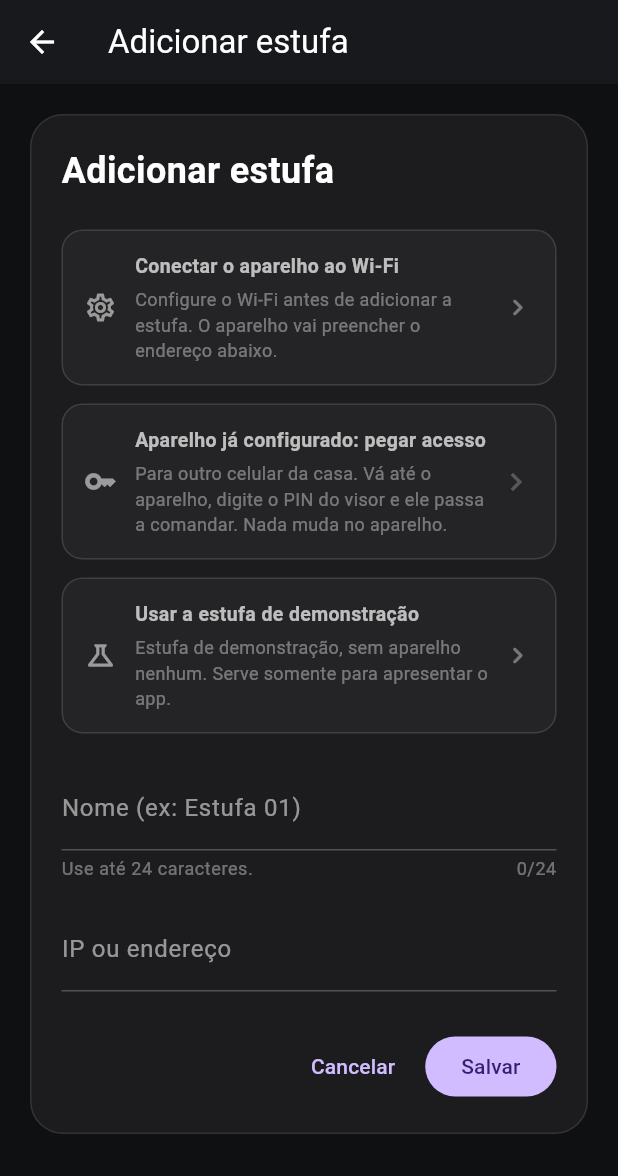
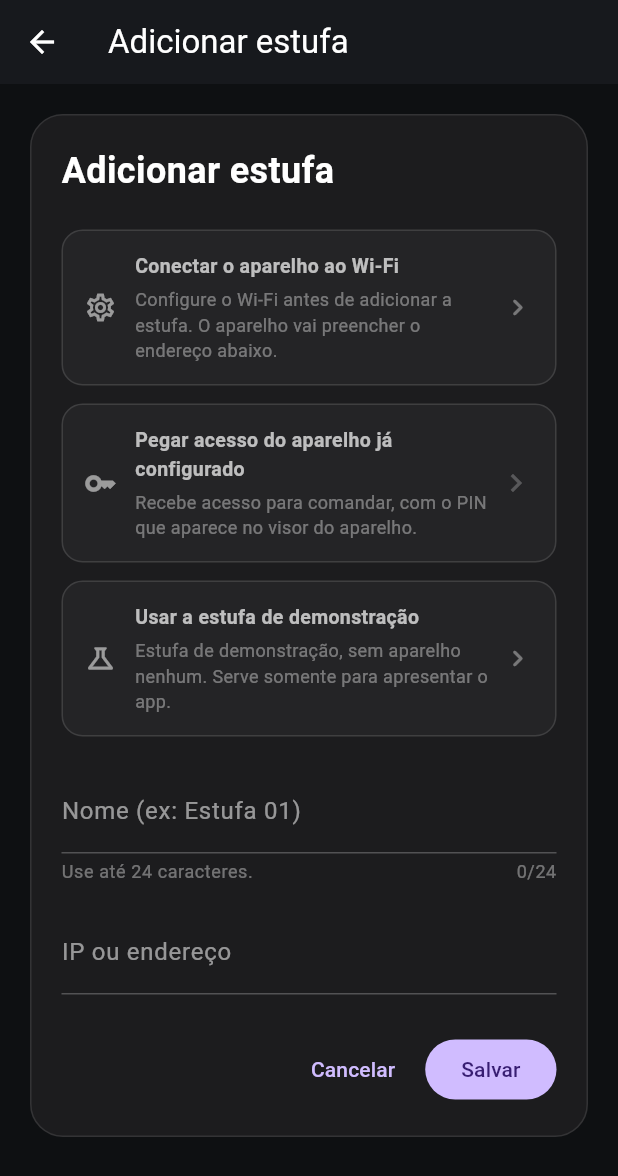
Before and after one commit to Alox01/sentinela-smart, a Flutter app: the EstufaFormScreen screen opened directly, on a phone screen of 412 x 824 dp. Shown: the top 1176 px of the screen. Run offline on Flutter 3.47's test engine with Material 3 defaults, Android fonts, the phone set to English and light mode, and no system bars; our stand-ins replace app_links, firebase_core, firebase_messaging, fl_chart, flutter_local_notifications, isar and 5 more; accounts and stored records are empty; generated files the repository leaves out were written again.

Commit message:
Write the access shortcut from the side of whoever reads it
The verb goes first, because that first word is what decides whether someone
taps the card.

And it receives rather than shares. Whoever opens this is the phone about to
gain access, standing at the device, not the one that already has it - a
subtitle written from the giving side would send them looking for this screen on
someone else's phone. "Sharing" would also imply the other phone has to do
something, when it never even finds out.

```diff
--- a/estufa_app/lib/screens/estufa_form_screen.dart
+++ b/estufa_app/lib/screens/estufa_form_screen.dart
@@ -610,7 +610,9 @@ class _EstufaFormScreenState extends State<EstufaFormScreen> {
                 crossAxisAlignment: CrossAxisAlignment.start,
                 children: [
                   Text(
-                    'Aparelho já configurado: pegar acesso',
+                    // Verbo na frente: e uma acao, e o produtor le a primeira
+                    // palavra para decidir se e aqui que ele toca.
+                    'Pegar acesso do aparelho já configurado',
                     style: TextStyle(
                       color: Colors.white70,
                       fontSize: 13,
@@ -619,8 +621,13 @@ class _EstufaFormScreenState extends State<EstufaFormScreen> {
                   ),
                   SizedBox(height: 4),
                   Text(
-                    'Para outro celular da casa. Vá até o aparelho, digite o PIN '
-                    'do visor e ele passa a comandar. Nada muda no aparelho.',
+                    // "Recebe", e nao "compartilha": quem toca aqui e o celular
+                    // que VAI GANHAR o acesso, nao o que ja tem. Escrito do
+                    // outro lado, mandaria a pessoa procurar a tela no celular
+                    // errado — e "compartilhar" ainda sugeriria que o outro
+                    // celular precisa fazer algo, quando ele nem fica sabendo.
+                    'Recebe acesso para comandar, com o PIN que aparece no '
+                    'visor do aparelho.',
                     style: TextStyle(color: Colors.white38, fontSize: 12),
                   ),
                 ],
```
